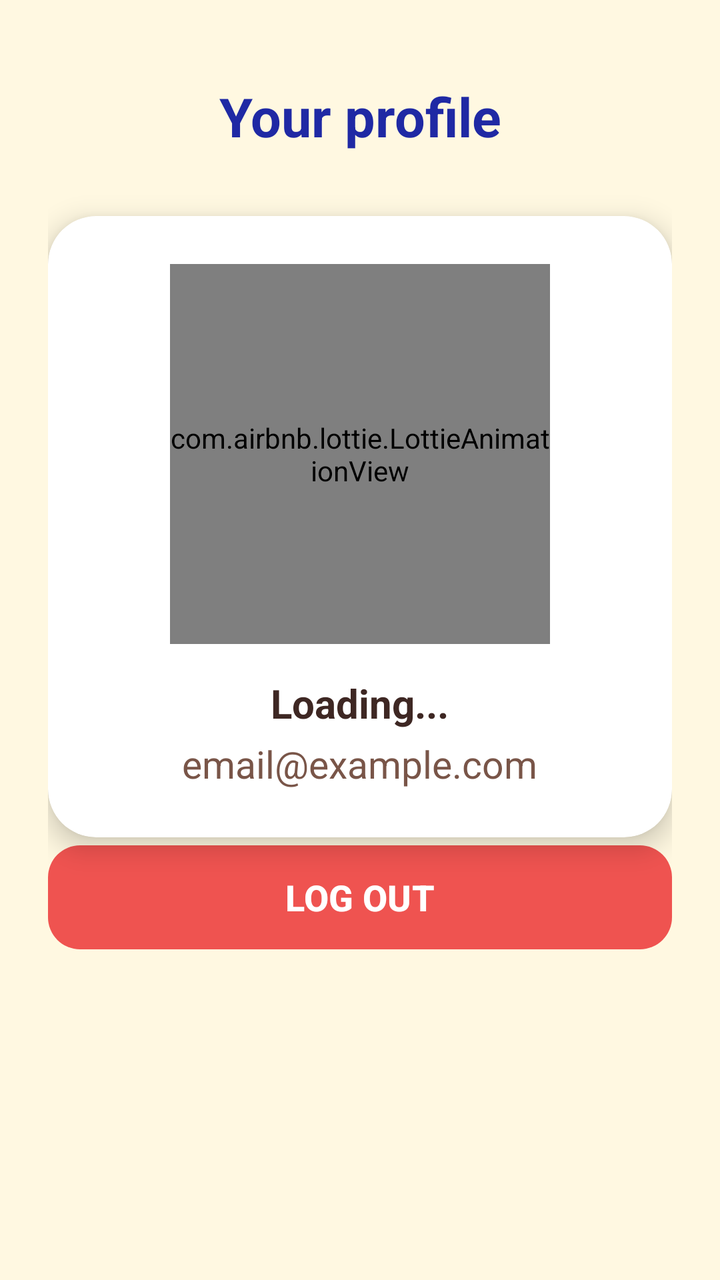
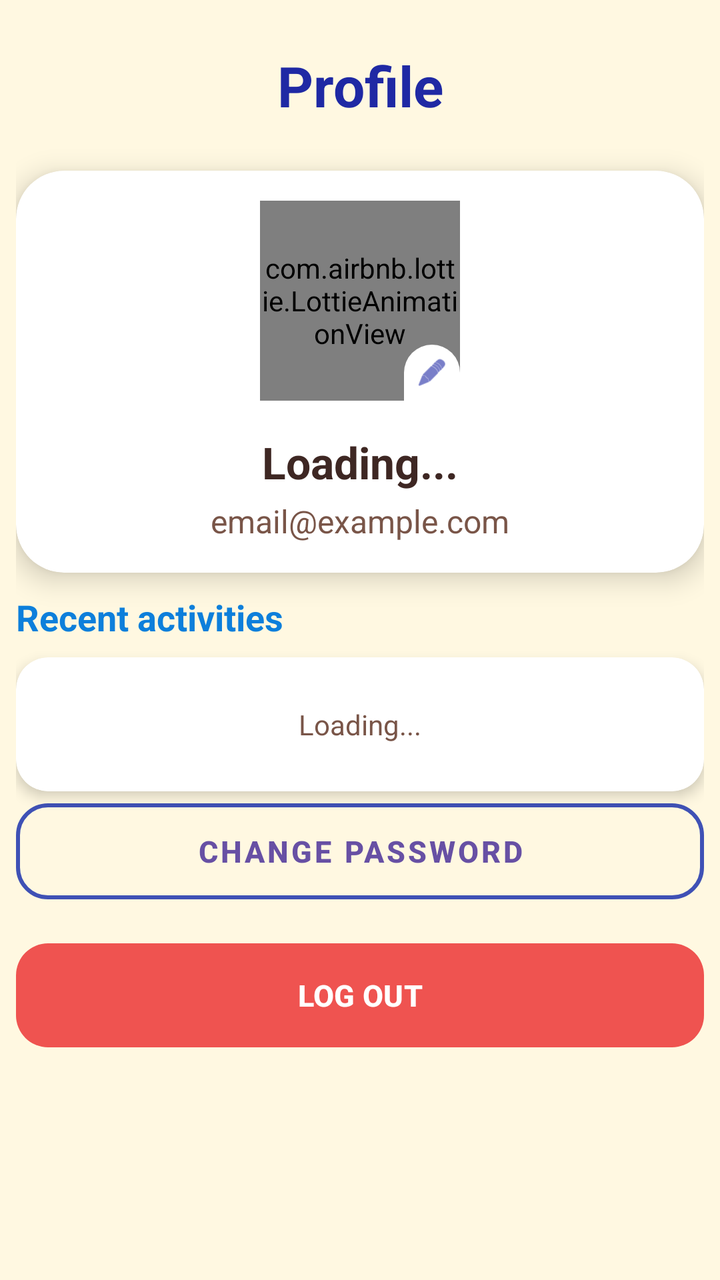

Screens rendered from an Android XML layout before and after an edit, with the pre-edit source and the edit as a unified diff.
<!-- AndroidManifest.xml: application theme Theme.LingoEnglishApp -->
<!-- res/layout/fragment_profile.xml -->
<?xml version="1.0" encoding="utf-8"?>
<LinearLayout xmlns:android="http://schemas.android.com/apk/res/android"
    xmlns:app="http://schemas.android.com/apk/res-auto"
    android:layout_width="match_parent"
    android:layout_height="match_parent"
    android:background="@color/colorBackground"
    android:gravity="center_horizontal"
    android:orientation="vertical"
    android:padding="24dp">

    <TextView
        android:layout_width="match_parent"
        android:layout_height="wrap_content"
        android:layout_marginTop="16dp"
        android:layout_marginBottom="32dp"
        android:text="Your profile"
        android:textAlignment="center"
        android:textColor="@color/colorPrimaryDark"
        android:textSize="27sp"
        android:textStyle="bold" />

    
    <androidx.cardview.widget.CardView
        android:layout_width="match_parent"
        android:layout_height="wrap_content"
        app:cardBackgroundColor="@color/white"
        app:cardCornerRadius="24dp"
        app:cardElevation="8dp">

        <LinearLayout
            android:layout_width="match_parent"
            android:layout_height="wrap_content"
            android:gravity="center"
            android:orientation="vertical"
            android:padding="24dp">

            
            <com.airbnb.lottie.LottieAnimationView
                android:layout_width="190dp"
                android:layout_height="190dp"
                app:lottie_autoPlay="true"
                app:lottie_loop="true"
                app:lottie_rawRes="@raw/corgi_animation6" />

            
            <TextView
                android:id="@+id/tvProfileName"
                android:layout_width="wrap_content"
                android:layout_height="wrap_content"
                android:layout_marginTop="16dp"
                android:text="Loading..."
                android:textColor="@color/colorTextPrimary"
                android:textSize="20sp"
                android:textStyle="bold" />

            
            <TextView
                android:id="@+id/tvProfileEmail"
                android:layout_width="wrap_content"
                android:layout_height="wrap_content"
                android:layout_marginTop="4dp"
                android:text="email@example.com"
                android:textColor="@color/colorTextSecondary"
                android:textSize="19sp" />

        </LinearLayout>
    </androidx.cardview.widget.CardView>


    
    <com.google.android.material.button.MaterialButton
        android:id="@+id/btnLogout"
        android:layout_width="match_parent"
        android:layout_height="60dp"
        android:layout_marginBottom="60dp"
        android:text="LOG OUT"
        android:textSize="18sp"
        android:textStyle="bold"
        app:backgroundTint="#EF5350"
        app:cornerRadius="16dp" />

</LinearLayout>
<!-- resources referenced by this layout -->
<resources>
  <color name="colorBackground">#FFF8E1</color>
  <color name="colorPrimaryDark">#1F29A4</color>
  <color name="colorTextPrimary">#3E2723</color>
  <color name="colorTextSecondary">#795548</color>
  <color name="white">#FFFFFF</color>
  <style name="Theme.LingoEnglishApp" parent="Base.Theme.LingoEnglishApp" />
  <style name="Base.Theme.LingoEnglishApp" parent="Theme.Material3.DayNight.NoActionBar">
          
          
      </style>
</resources>

<!-- the commit's change to res/layout/fragment_profile.xml (unified diff, before → after) -->
@@ -5,78 +5,167 @@
     android:layout_height="match_parent"
     android:background="@color/colorBackground"
     android:gravity="center_horizontal"
-    android:orientation="vertical"
-    android:padding="24dp">
+    android:orientation="vertical">
 
-    <TextView
+    <ScrollView
         android:layout_width="match_parent"
-        android:layout_height="wrap_content"
-        android:layout_marginTop="16dp"
-        android:layout_marginBottom="32dp"
-        android:text="Your profile"
-        android:textAlignment="center"
-        android:textColor="@color/colorPrimaryDark"
-        android:textSize="27sp"
-        android:textStyle="bold" />
-
-    
-    <androidx.cardview.widget.CardView
-        android:layout_width="match_parent"
-        android:layout_height="wrap_content"
-        app:cardBackgroundColor="@color/white"
-        app:cardCornerRadius="24dp"
-        app:cardElevation="8dp">
+        android:layout_height="0dp"
+        android:layout_weight="1"
+        android:padding="8dp"
+        android:clipToPadding="false"
+        android:fillViewport="true">
 
         <LinearLayout
             android:layout_width="match_parent"
             android:layout_height="wrap_content"
-            android:gravity="center"
             android:orientation="vertical"
-            android:padding="24dp">
+            android:gravity="center_horizontal">
+
+            <TextView
+                android:layout_width="match_parent"
+                android:layout_height="wrap_content"
+                android:layout_marginTop="16dp"
+                android:layout_marginBottom="24dp"
+                android:text="Profile"
+                android:textAlignment="center"
+                android:textColor="@color/colorPrimaryDark"
+                android:textSize="28sp"
+                android:textStyle="bold" />
 
             
-            <com.airbnb.lottie.LottieAnimationView
-                android:layout_width="190dp"
-                android:layout_height="190dp"
-                app:lottie_autoPlay="true"
-                app:lottie_loop="true"
-                app:lottie_rawRes="@raw/corgi_animation6" />
+            <androidx.cardview.widget.CardView
+                android:layout_width="match_parent"
+                android:layout_height="wrap_content"
+                app:cardBackgroundColor="@color/white"
+                app:cardCornerRadius="24dp"
+                app:cardElevation="8dp">
+
+                <LinearLayout
+                    android:layout_width="match_parent"
+                    android:layout_height="wrap_content"
+                    android:gravity="center"
+                    android:orientation="vertical"
+                    android:padding="15dp">
+
+                    <FrameLayout
+                        android:id="@+id/frameAvatar"
+                        android:layout_width="100dp"
+                        android:layout_height="100dp">
+
+                        <com.airbnb.lottie.LottieAnimationView
+                            android:id="@+id/lottieDefaultAvatar"
+                            android:layout_width="match_parent"
+                            android:layout_height="match_parent"
+                            app:lottie_autoPlay="true"
+                            app:lottie_loop="true"
+                            app:lottie_rawRes="@raw/corgi_animation6" />
+
+                        <androidx.cardview.widget.CardView
+                            android:id="@+id/cardRealAvatar"
+                            android:layout_width="match_parent"
+                            android:layout_height="match_parent"
+                            app:cardCornerRadius="50dp"
+                            android:visibility="gone"
+                            app:cardElevation="0dp">
+                            <ImageView
+                                android:id="@+id/imgRealAvatar"
+                                android:layout_width="match_parent"
+                                android:layout_height="match_parent"
+                                android:scaleType="centerCrop" />
+                        </androidx.cardview.widget.CardView>
+
+                        <ImageView
+                            android:layout_width="28dp"
+                            android:layout_height="28dp"
+                            android:layout_gravity="bottom|end"
+                            android:background="@drawable/bg_bottom_sheet"
+                            android:padding="6dp"
+                            android:src="@android:drawable/ic_menu_edit"
+                            app:tint="@color/colorPrimaryDark" />
+                    </FrameLayout>
+
+                    <TextView
+                        android:id="@+id/tvProfileName"
+                        android:layout_width="wrap_content"
+                        android:layout_height="wrap_content"
+                        android:layout_marginTop="16dp"
+                        android:text="Loading..."
+                        android:textColor="@color/colorTextPrimary"
+                        android:textSize="22sp"
+                        android:textStyle="bold" />
+
+                    <TextView
+                        android:id="@+id/tvProfileEmail"
+                        android:layout_width="wrap_content"
+                        android:layout_height="wrap_content"
+                        android:layout_marginTop="4dp"
+                        android:text="email@example.com"
+                        android:textColor="@color/colorTextSecondary"
+                        android:textSize="16sp" />
+                </LinearLayout>
+            </androidx.cardview.widget.CardView>
 
             
             <TextView
-                android:id="@+id/tvProfileName"
-                android:layout_width="wrap_content"
+                android:layout_width="match_parent"
                 android:layout_height="wrap_content"
-                android:layout_marginTop="16dp"
-                android:text="Loading..."
-                android:textColor="@color/colorTextPrimary"
-                android:textSize="20sp"
+                android:layout_marginTop="10dp"
+                android:layout_marginBottom="8dp"
+                android:text="Recent activities"
+                android:textColor="@color/colorEducation"
+                android:textSize="18sp"
                 android:textStyle="bold" />
 
-            
-            <TextView
-                android:id="@+id/tvProfileEmail"
-                android:layout_width="wrap_content"
+            <androidx.cardview.widget.CardView
+                android:layout_width="match_parent"
                 android:layout_height="wrap_content"
-                android:layout_marginTop="4dp"
-                android:text="email@example.com"
-                android:textColor="@color/colorTextSecondary"
-                android:textSize="19sp" />
+                app:cardBackgroundColor="@color/white"
+                app:cardCornerRadius="16dp"
+                app:cardElevation="4dp">
+
+                <LinearLayout
+                    android:id="@+id/layoutHistoryContainer"
+                    android:layout_width="match_parent"
+                    android:layout_height="wrap_content"
+                    android:orientation="vertical"
+                    android:padding="16dp">
+
+                    
+                    <TextView
+                        android:id="@+id/tvHistoryLoading"
+                        android:layout_width="match_parent"
+                        android:layout_height="wrap_content"
+                        android:text="Loading..."
+                        android:textAlignment="center"
+                        android:textColor="@color/colorTextSecondary"
+                        android:padding="8dp"/>
+                </LinearLayout>
+            </androidx.cardview.widget.CardView>
+
+            <com.google.android.material.button.MaterialButton
+                android:id="@+id/btnChangePassword"
+                style="@style/Widget.MaterialComponents.Button.OutlinedButton"
+                android:layout_width="match_parent"
+                android:layout_height="60dp"
+                android:layout_marginBottom="12dp"
+                android:text="Change password"
+                android:textSize="15sp"
+                android:textStyle="bold"
+                app:cornerRadius="16dp"
+                app:strokeColor="@color/colorPrimary"
+                app:strokeWidth="2dp" />
+
+            <com.google.android.material.button.MaterialButton
+                android:id="@+id/btnLogout"
+                android:layout_width="match_parent"
+                android:layout_height="60dp"
+                android:layout_marginBottom="24dp"
+                android:text="LOG OUT"
+                android:textSize="15sp"
+                android:textStyle="bold"
+                app:backgroundTint="#EF5350"
+                app:cornerRadius="16dp" />
 
         </LinearLayout>
-    </androidx.cardview.widget.CardView>
-
-
-    
-    <com.google.android.material.button.MaterialButton
-        android:id="@+id/btnLogout"
-        android:layout_width="match_parent"
-        android:layout_height="60dp"
-        android:layout_marginBottom="60dp"
-        android:text="LOG OUT"
-        android:textSize="18sp"
-        android:textStyle="bold"
-        app:backgroundTint="#EF5350"
-        app:cornerRadius="16dp" />
-
+    </ScrollView>
 </LinearLayout>
<!-- resource entries referenced after the edit -->
@@ -1,10 +1,26 @@
 <!-- resources referenced by this layout -->
 <resources>
   <color name="colorBackground">#FFF8E1</color>
+  <color name="colorEducation">#0D7FDB</color>
+  <color name="colorPrimary">#3F51B5</color>
   <color name="colorPrimaryDark">#1F29A4</color>
   <color name="colorTextPrimary">#3E2723</color>
   <color name="colorTextSecondary">#795548</color>
   <color name="white">#FFFFFF</color>
+  <!-- drawable bg_bottom_sheet (drawable) -->
+  <?xml version="1.0" encoding="utf-8"?>
+  <shape xmlns:android="http://schemas.android.com/apk/res/android"
+      android:shape="rectangle">
+  
+      
+      <solid android:color="#FFFFFF" />
+  
+      
+      <corners
+          android:topLeftRadius="24dp"
+          android:topRightRadius="24dp" />
+  
+  </shape>
   <style name="Theme.LingoEnglishApp" parent="Base.Theme.LingoEnglishApp" />
   <style name="Base.Theme.LingoEnglishApp" parent="Theme.Material3.DayNight.NoActionBar">
           
